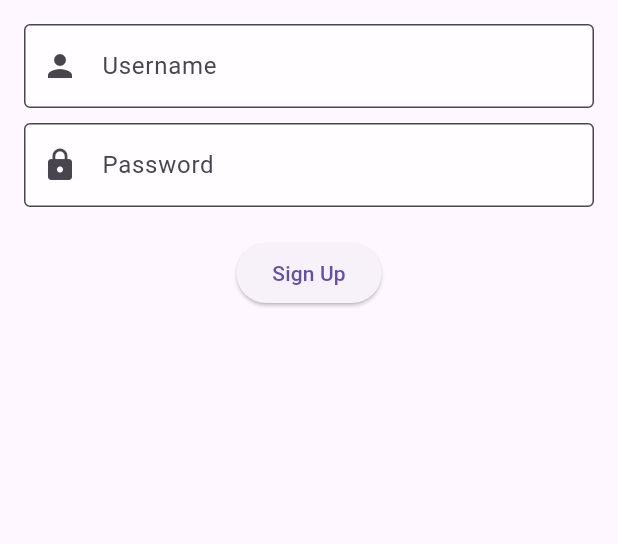
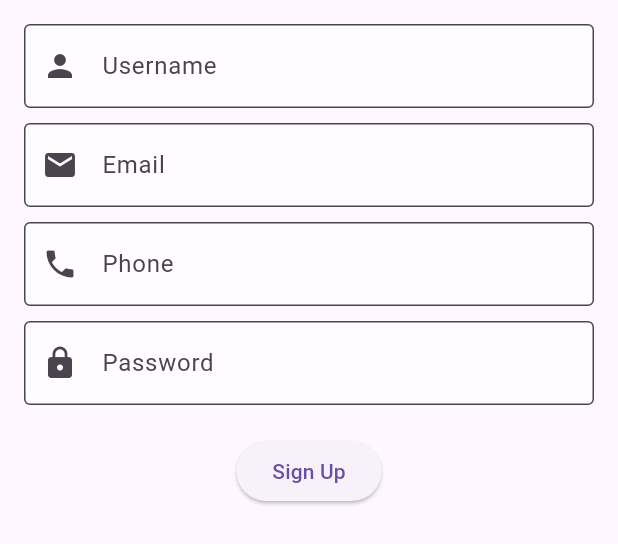
Before and after one commit to cpit252-fall-24-IT2/project-makkahpath, a Flutter app: the SignUpForm widget shown alone on an empty page, opened directly with empty values, on a phone screen of 412 x 824 dp. Shown: the top 544 px of the screen. Run offline on Flutter 3.47's test engine with Material 3 defaults, Android fonts, the light colour scheme and no system bars; our stand-ins replace sqflite, sqflite_common_ffi; accounts and stored records are empty.

Commit message:
added email and phone for sign up(Needed to be edited)

```diff
--- a/lib/Screens/HomePageNavigation.dart
+++ b/lib/Screens/HomePageNavigation.dart
@@ -55,7 +55,7 @@ class HomePageNavigation implements PageNavigation {
 
   @override
   Widget CustomerService(){
-    return buttonRenderer.renderButton('Customer Service', Icons.design_services, () {
+    return buttonRenderer.renderButton('Customer Service', Icons.support_agent, () {
         Navigator.push(
         context,
         MaterialPageRoute(builder: (context) => CustomerServiceScreen()),
--- a/lib/Screens/HomeScreen.dart
+++ b/lib/Screens/HomeScreen.dart
@@ -10,6 +10,7 @@ class HomePage extends StatelessWidget {
 
     return Scaffold(
       appBar: AppBar(title: Text('Home Page')),
+
       bottomNavigationBar: Container(
         padding: const EdgeInsets.symmetric(vertical: 8.0),
         decoration: BoxDecoration(
--- a/lib/Screens/SignInPage.dart
+++ b/lib/Screens/SignInPage.dart
@@ -2,7 +2,7 @@ import 'package:flutter/material.dart';
 import 'package:makkah_app/Screens/HomeScreen.dart';
 import '../Widgets/sign_in_widget.dart';
 import '../Screens/SignUpPage.dart';
-import 'package:makkah_app/models/users.dart';
+import 'package:makkah_app/models/DB.dart';
 //-------------------------------------------------
 class SignInPage extends StatefulWidget {
   @override
@@ -18,7 +18,7 @@ class _SignInPageState extends State<SignInPage> {
     Navigator.push(
       context,
       MaterialPageRoute(
-        builder: (context) => SignUpPage(registeredUsers: registeredUsers),
+        builder: (context) => SignUpPage(),
       ),
     );
   }
--- a/lib/Screens/SignUpPage.dart
+++ b/lib/Screens/SignUpPage.dart
@@ -1,12 +1,9 @@
 import 'package:flutter/material.dart';
-import 'package:makkah_app/models/users.dart';
-import '../Widgets/sign_up_widget.dart';
+import 'package:makkah_app/Screens/SignInPage.dart';
+import 'package:makkah_app/Widgets/sign_up_widget.dart';
+import 'package:makkah_app/models/DB.dart';
 
 class SignUpPage extends StatefulWidget {
-  final Set<String> registeredUsers;
-
-  SignUpPage({required this.registeredUsers});
-
   @override
   _SignUpPageState createState() => _SignUpPageState();
 }
@@ -14,35 +11,78 @@ class SignUpPage extends StatefulWidget {
 class _SignUpPageState extends State<SignUpPage> {
   final TextEditingController _usernameController = TextEditingController();
   final TextEditingController _passwordController = TextEditingController();
+  final TextEditingController _emailController = TextEditingController();
+  final TextEditingController _phoneController = TextEditingController();
+
   bool isPasswordValid = false;
+  bool isEmailValid = true;
+  bool isPhoneValid = true;
+
+  // snack Bar error message
+   void showErrorSnackbar(String message) {
+    ScaffoldMessenger.of(context).showSnackBar(
+      SnackBar(content: Text(message)),
+    );
+  }
+
+  String? validateEmail(String email) {
+    final regex = RegExp(r'^[a-zA-Z0-9._%+-]+@[a-zA-Z0-9.-]+\.[a-zA-Z]{2,}$');
+    if (regex.hasMatch(email)) {
+      setState(() => isEmailValid = true);
+      return null;
+    } else {
+      setState(() => isEmailValid = false);
+      showErrorSnackbar('Invalid email format.');
+      return 'Invalid email format.';
+    }
+  }
+
+  String? validatePhone(String phone) {
+    final regex = RegExp(r'^0[0-9]{9}$');
+    if (regex.hasMatch(phone)) {
+      setState(() => isPhoneValid = true);
+      return null;
+    } else {
+      setState(() => isPhoneValid = false);
+      showErrorSnackbar('Invalid phone format.');
+      return 'Invalid phone format.';
+    }
+  }
 
   String? validatePassword(String password) {
-    final regex = RegExp(r'^(?=.*[A-Z])(?=.*[!@#$&*])(?=.*[A-Za-z0-9]).{7,}$');
+    final regex = RegExp(r'^(?=.*[A-Z])(?=.*[!@#$&*])(?=.*[a-zA-Z0-9]).{7,}$');
     if (regex.hasMatch(password)) {
       setState(() => isPasswordValid = true);
       return null;
     } else {
       setState(() => isPasswordValid = false);
-      return 'Password must contain at least 1 uppercase letter, at least 7 characters (letters and numbers), and 1 special character.';
+      showErrorSnackbar(
+          'Password must contain at least 1 uppercase letter, at least 7 characters (letters and numbers), and 1 special character.');
+      return 'Invalid password format.';
     }
   }
 
   Future<void> signUp() async {
     final username = _usernameController.text;
     final password = _passwordController.text;
+    final email = _emailController.text;
+    final phone = _phoneController.text;
     final dbHelper = DatabaseHelper();
 
-    if (validatePassword(password) == null) {
-      await dbHelper.insertUser(username, password);
+    // Validate email, phone, and password
+    if (validateEmail(email) == null &&
+        validatePhone(phone) == null &&
+        validatePassword(password) == null) {
+      // Proceed with user registration
+      await dbHelper.insertUser(username, email, phone, password);
       ScaffoldMessenger.of(context).showSnackBar(
         SnackBar(content: Text('User registered successfully! Please sign in.')),
       );
-      Navigator.pop(context);
-    } else {
-      ScaffoldMessenger.of(context).showSnackBar(
-        SnackBar(content: Text('Invalid password format.')));
+      Navigator.pushReplacement(
+        context,
+        MaterialPageRoute(builder: (context) => SignInPage()),
+      );
     }
-    await dbHelper.closeDatabase();
   }
 
   @override
@@ -85,16 +125,10 @@ class _SignUpPageState extends State<SignUpPage> {
                   SignUpForm(
                     usernameController: _usernameController,
                     passwordController: _passwordController,
+                    emailController: _emailController,
+                    phoneController: _phoneController,
                     onSignUp: signUp,
                   ),
-                  SizedBox(height: 10),
-                  if (!isPasswordValid)
-                    Text(
-                      'Password must contain at least 1 uppercase letter, at least 7 characters (letters and numbers), and 1 special character.',
-                      style: TextStyle(color: Colors.white),
-                      textAlign: TextAlign.center,
-                    ),
-
                   SizedBox(height: 20),
                   Row(
                     mainAxisAlignment: MainAxisAlignment.center,
--- a/lib/Widgets/sign_up_widget.dart
+++ b/lib/Widgets/sign_up_widget.dart
@@ -2,6 +2,8 @@ import 'package:flutter/material.dart';
 
 class SignUpForm extends StatelessWidget {
   final TextEditingController usernameController;
+  final TextEditingController emailController;
+  final TextEditingController phoneController;
   final TextEditingController passwordController;
   final Function onSignUp;
 
@@ -9,6 +11,8 @@ class SignUpForm extends StatelessWidget {
     Key? key,
     required this.usernameController,
     required this.passwordController,
+    required this.emailController,
+    required this.phoneController,
     required this.onSignUp,
   }) : super(key: key);
 
@@ -29,6 +33,34 @@ class SignUpForm extends StatelessWidget {
               prefixIcon: Icon(Icons.person),
               border: OutlineInputBorder(),
             ),
+          ),
+          SizedBox(height: 10),
+
+          // Email Input
+          TextField(
+            controller: emailController,
+            decoration: InputDecoration(
+              labelText: 'Email',
+              filled: true,
+              fillColor: Colors.white.withOpacity(0.8),
+              prefixIcon: Icon(Icons.email),
+              border: OutlineInputBorder(),
+            ),
+            keyboardType: TextInputType.emailAddress,
+          ),
+          SizedBox(height: 10),
+
+          // Phone Input
+          TextField(
+            controller: phoneController,
+            decoration: InputDecoration(
+              labelText: 'Phone',
+              filled: true,
+              fillColor: Colors.white.withOpacity(0.8),
+              prefixIcon: Icon(Icons.phone),
+              border: OutlineInputBorder(),
+            ),
+            keyboardType: TextInputType.phone,
           ),
           SizedBox(height: 10),
 
--- a/lib/models/users.dart
+++ b/lib/models/DB.dart
@@ -1,5 +1,5 @@
+import 'package:path/path.dart';
 import 'package:sqflite/sqflite.dart';
-import 'package:path/path.dart';
 
 class DatabaseHelper {
   // Singleton instance
@@ -29,6 +29,8 @@ class DatabaseHelper {
           CREATE TABLE users (
             id INTEGER PRIMARY KEY AUTOINCREMENT,
             username TEXT NOT NULL,
+            email TEXT NOT NULL,
+            phone TEXT NOT NULL,
             password TEXT NOT NULL
           )
         ''');
@@ -37,33 +39,38 @@ class DatabaseHelper {
   }
 
   // Insert data
-  Future<int> insertUser(String username, String password) async {
-    final db = await database; // Ensure database is initialized
-    return await db.insert(
+  Future<void> insertUser(
+    String username, String email, String phone, String password) async {
+    final db = await database;
+    await db.insert(
       'users',
-      {'username': username, 'password': password},
+      {
+        'username': username,
+        'email': email,
+        'phone': phone,
+        'password': password,
+      },
       conflictAlgorithm: ConflictAlgorithm.replace,
     );
   }
 
-  // Check login
+  // Check login credentials
   Future<bool> login(String username, String password) async {
-    final db = await database; // Ensure database is initialized
-
+    final db = await database;
     final List<Map<String, dynamic>> result = await db.query(
       'users',
       where: 'username = ? AND password = ?',
       whereArgs: [username, password],
     );
 
-    return result.isNotEmpty;
+    return false;
   }
 
-  // Close database (only when done with the database)
+  // Close database when not in use
   Future<void> closeDatabase() async {
     if (_database != null && isInitialized) {
       await _database!.close();
-      isInitialized = false;  // Reset flag after closing
+      isInitialized = false;
     }
   }
 }
```
